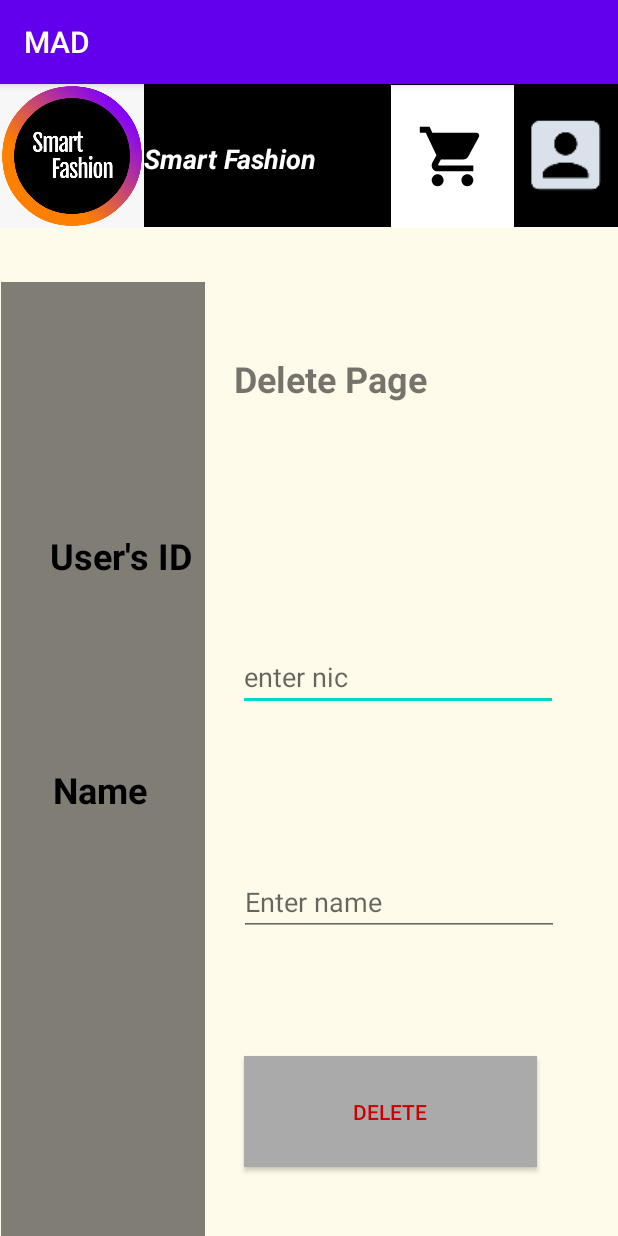
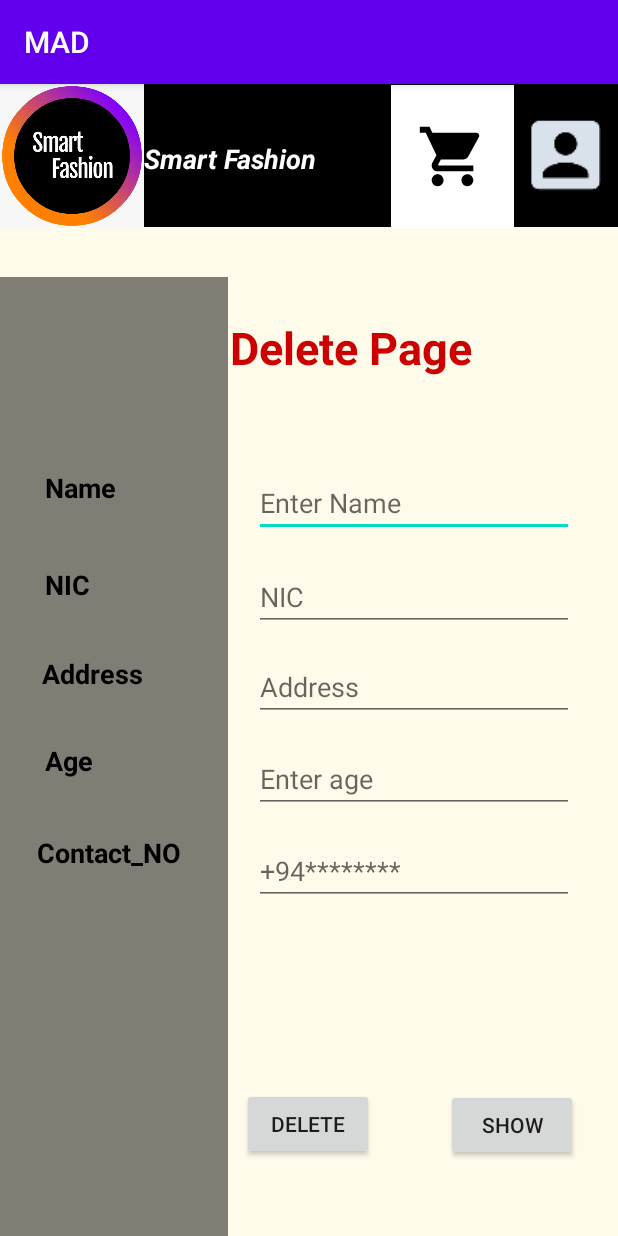
Before and after one commit to oshan-codelab/mad, an Android app: the osh_delete screen opened directly, with no data from a screen before it, on a phone screen of 412 x 824 dp. Run offline under Robolectric (Android 15) with nearby library versions, the phone set to English and light mode, and no system bars; our stand-ins replace Firebase (no records; nobody signed in at launch, a user with empty details on screens opened directly).

Commit message:
it19236438-delete part created

```diff
--- a/app/src/main/java/com/example/mad/osh_MainActivity.java
+++ b/app/src/main/java/com/example/mad/osh_MainActivity.java
@@ -68,7 +68,7 @@ public class osh_MainActivity extends AppCompatActivity {
                         DT.setCNo(Integer.parseInt(txtCNo.getText().toString().trim()));
 
                        // dbRef.push().setValue(DT);
-                       dbRef.child("dt1").setValue(DT);
+                       dbRef.child("dt2").setValue(DT);
                            // dbRef.setValue(DT);
                         Toast.makeText(getApplicationContext(), "Data saved success", Toast.LENGTH_SHORT).show();
                         clearControls();
--- a/app/src/main/java/com/example/mad/osh_Updatepart1.java
+++ b/app/src/main/java/com/example/mad/osh_Updatepart1.java
@@ -3,9 +3,7 @@ package com.example.mad;
 import androidx.annotation.NonNull;
 import androidx.appcompat.app.AppCompatActivity;
 
-import android.content.Intent;
 import android.os.Bundle;
-import android.text.TextUtils;
 import android.view.View;
 import android.widget.Button;
 import android.widget.EditText;
@@ -47,7 +45,7 @@ public class osh_Updatepart1 extends AppCompatActivity {
         txtCNo =findViewById(R.id.ucNO);
 
         udbtn=findViewById(R.id.udtbtn);
-        butShow=findViewById(R.id.butshow);
+        butShow=findViewById(R.id.butshoww);
 
 
         udbtn.setOnClickListener(new View.OnClickListener() {
@@ -103,7 +101,7 @@ public class osh_Updatepart1 extends AppCompatActivity {
         butShow.setOnClickListener(new View.OnClickListener() {
             @Override
             public void onClick(View view) {
-                dbRef = FirebaseDatabase.getInstance().getReference().child("Oshan").child("dt1");
+                dbRef = FirebaseDatabase.getInstance().getReference().child("Oshan").child("dt2");
                 dbRef.addListenerForSingleValueEvent(new ValueEventListener() {
                     @Override
                     public void onDataChange(@NonNull DataSnapshot dataSnapshot) {
--- a/app/src/main/java/com/example/mad/osh_delete.java
+++ b/app/src/main/java/com/example/mad/osh_delete.java
@@ -17,13 +17,16 @@ import com.google.firebase.database.ValueEventListener;
 
 public class osh_delete extends AppCompatActivity {
     EditText txtName,txtNic,txtAddress,txtAge,txtCNo;
-    Button butDelete;
+    Button butDelete,butShow;
     DatabaseReference dbRef;
     details DT;
 
     private void clearControls() {
         txtName.setText("");
         txtNic.setText("");
+        txtAddress.setText("");
+        txtAge.setText("");
+        txtCNo.setText("");
 
     }
 
@@ -33,27 +36,60 @@ public class osh_delete extends AppCompatActivity {
         setContentView(R.layout.osh_activity_delete);
 
 
-        txtName=findViewById(R.id.DNIC);
-        txtNic =findViewById(R.id.DName);
+        txtName=findViewById(R.id.delname);
+        txtNic =findViewById(R.id.DNic);
+        txtAddress =findViewById(R.id.deladdress);
+        txtAge =findViewById(R.id.delage);
+        txtCNo =findViewById(R.id.delcno);
 
-        butDelete=findViewById(R.id.Deletebtn);
+        butDelete=findViewById(R.id.dltbutton);
+        butShow=findViewById(R.id.butshoww);
 
         DT = new details();
 
         butDelete.setOnClickListener(new View.OnClickListener() {
             @Override
             public void onClick(View view) {
-                DatabaseReference updRef = FirebaseDatabase.getInstance().getReference().child("Oshan");
-                updRef.addListenerForSingleValueEvent(new ValueEventListener() {
-                    @Override
-                    public void onDataChange(@NonNull DataSnapshot dataSnapshot) {
-                        if (dataSnapshot.hasChild("dt1")) {
-                            dbRef = FirebaseDatabase.getInstance().getReference().child("Oshan").child("dt1");
+               // DatabaseReference updRef = FirebaseDatabase.getInstance().getReference().child("Oshan").child("dt2");
+               // updRef.addListenerForSingleValueEvent(new ValueEventListener() {
+                   // @Override
+                    //public void onDataChange(@NonNull DataSnapshot dataSnapshot) {
+                      //  if (dataSnapshot.hasChild("dt2")) {
+                            dbRef = FirebaseDatabase.getInstance().getReference().child("Oshan").child("dt2");
                             dbRef.removeValue();
                             clearControls();
                             Toast.makeText(getApplicationContext(), "Data Deleted Successfully", Toast.LENGTH_SHORT).show();
+                       // } else
+                           // Toast.makeText(getApplicationContext(), "No source to delete", Toast.LENGTH_SHORT).show();
+                    }
+
+                   // @Override
+                   // public void onCancelled(@NonNull DatabaseError databaseError) {
+
+                   // }
+
+                //});
+
+
+            //}
+        });
+
+        butShow.setOnClickListener(new View.OnClickListener() {
+            @Override
+            public void onClick(View view) {
+                dbRef = FirebaseDatabase.getInstance().getReference().child("Oshan").child("dt2");
+                dbRef.addListenerForSingleValueEvent(new ValueEventListener() {
+                    @Override
+                    public void onDataChange(@NonNull DataSnapshot dataSnapshot) {
+
+                        if (dataSnapshot.hasChildren()) {
+                            txtName.setText(dataSnapshot.child("name").getValue().toString());
+                            txtNic.setText(dataSnapshot.child("nic").getValue().toString());
+                            txtAddress.setText(dataSnapshot.child("eddress").getValue().toString());
+                            txtAge.setText(dataSnapshot.child("age").getValue().toString());
+                            txtCNo.setText(dataSnapshot.child("cno").getValue().toString());
                         } else
-                            Toast.makeText(getApplicationContext(), "No source to delete", Toast.LENGTH_SHORT).show();
+                            Toast.makeText(getApplicationContext(), "No Sourse to display", Toast.LENGTH_SHORT).show();
                     }
 
                     @Override
@@ -62,8 +98,6 @@ public class osh_delete extends AppCompatActivity {
                     }
 
                 });
-
-
             }
         });
 
--- a/app/src/main/res/layout/osh_activity_delete.xml
+++ b/app/src/main/res/layout/osh_activity_delete.xml
@@ -12,83 +12,68 @@
         android:id="@+id/textView18"
         android:layout_width="wrap_content"
         android:layout_height="wrap_content"
-        android:text="@string/uid"
+        android:text="@string/name"
         android:textColor="@android:color/widget_edittext_dark"
-        android:textSize="24sp"
+        android:textSize="18sp"
         android:textStyle="bold"
         app:layout_constraintBottom_toBottomOf="parent"
         app:layout_constraintEnd_toEndOf="parent"
-        app:layout_constraintHorizontal_bias="0.106"
+        app:layout_constraintHorizontal_bias="0.082"
         app:layout_constraintStart_toStartOf="parent"
         app:layout_constraintTop_toTopOf="parent"
-        app:layout_constraintVertical_bias="0.405" />
+        app:layout_constraintVertical_bias="0.345" />
 
     <TextView
         android:id="@+id/textView19"
         android:layout_width="wrap_content"
         android:layout_height="wrap_content"
-        android:text="@string/name"
+        android:text="@string/HNIC"
         android:textColor="@android:color/widget_edittext_dark"
-        android:textSize="24sp"
+        android:textSize="18sp"
         android:textStyle="bold"
         app:layout_constraintBottom_toBottomOf="parent"
         app:layout_constraintEnd_toEndOf="parent"
-        app:layout_constraintHorizontal_bias="0.101"
+        app:layout_constraintHorizontal_bias="0.078"
         app:layout_constraintStart_toStartOf="parent"
         app:layout_constraintTop_toTopOf="parent"
-        app:layout_constraintVertical_bias="0.617" />
+        app:layout_constraintVertical_bias="0.432" />
 
     <EditText
-        android:id="@+id/DNIC"
+        android:id="@+id/delname"
         android:layout_width="wrap_content"
         android:layout_height="wrap_content"
         android:ems="10"
-        android:hint="@string/Hnic"
+        android:hint="@string/HintName"
         android:inputType="textPersonName"
         app:layout_constraintBottom_toBottomOf="parent"
         app:layout_constraintEnd_toEndOf="parent"
-        app:layout_constraintHorizontal_bias="0.797"
+        app:layout_constraintHorizontal_bias="0.851"
         app:layout_constraintStart_toStartOf="parent"
         app:layout_constraintTop_toTopOf="parent"
-        app:layout_constraintVertical_bias="0.516" />
+        app:layout_constraintVertical_bias="0.355" />
 
     <EditText
-        android:id="@+id/DName"
+        android:id="@+id/DNic"
         android:layout_width="wrap_content"
         android:layout_height="wrap_content"
         android:ems="10"
-        android:hint="@string/Dname"
+        android:hint="@string/HNIC"
         android:inputType="textPersonName"
         app:layout_constraintBottom_toBottomOf="parent"
         app:layout_constraintEnd_toEndOf="parent"
-        app:layout_constraintHorizontal_bias="0.801"
+        app:layout_constraintHorizontal_bias="0.854"
         app:layout_constraintStart_toStartOf="parent"
         app:layout_constraintTop_toTopOf="parent"
-        app:layout_constraintVertical_bias="0.723" />
-
-    <Button
-        android:id="@+id/Deletebtn"
-        style="@style/Widget.AppCompat.Button"
-        android:layout_width="195dp"
-        android:layout_height="74dp"
-        android:background="@android:color/darker_gray"
-        android:text="@string/delete"
-        android:textColor="@android:color/holo_red_dark"
-        app:layout_constraintBottom_toBottomOf="parent"
-        app:layout_constraintEnd_toEndOf="parent"
-        app:layout_constraintHorizontal_bias="0.75"
-        app:layout_constraintStart_toStartOf="parent"
-        app:layout_constraintTop_toTopOf="parent"
-        app:layout_constraintVertical_bias="0.934" />
+        app:layout_constraintVertical_bias="0.442" />
 
     <Spinner
         android:id="@+id/spinner3"
-        android:layout_width="136dp"
-        android:layout_height="636dp"
+        android:layout_width="152dp"
+        android:layout_height="639dp"
         android:background="@android:drawable/screen_background_dark_transparent"
         app:layout_constraintBottom_toBottomOf="parent"
         app:layout_constraintEnd_toEndOf="parent"
-        app:layout_constraintHorizontal_bias="0.003"
+        app:layout_constraintHorizontal_bias="0.0"
         app:layout_constraintStart_toStartOf="parent"
         app:layout_constraintTop_toTopOf="parent"
         app:layout_constraintVertical_bias="1.0" />
@@ -162,13 +147,125 @@
         android:layout_width="wrap_content"
         android:layout_height="wrap_content"
         android:text="@string/Delete_page"
-        android:textSize="24sp"
+        android:textColor="@android:color/holo_red_dark"
+        android:textSize="30sp"
         android:textStyle="bold"
         app:layout_constraintBottom_toBottomOf="parent"
         app:layout_constraintEnd_toEndOf="parent"
-        app:layout_constraintHorizontal_bias="0.55"
+        app:layout_constraintHorizontal_bias="0.613"
         app:layout_constraintStart_toStartOf="parent"
         app:layout_constraintTop_toTopOf="parent"
-        app:layout_constraintVertical_bias="0.245" />
+        app:layout_constraintVertical_bias="0.214" />
+
+    <Button
+        android:id="@+id/butshoww"
+        android:layout_width="wrap_content"
+        android:layout_height="wrap_content"
+        android:text="Show"
+        app:layout_constraintBottom_toBottomOf="parent"
+        app:layout_constraintEnd_toEndOf="parent"
+        app:layout_constraintHorizontal_bias="0.918"
+        app:layout_constraintStart_toStartOf="parent"
+        app:layout_constraintTop_toTopOf="parent"
+        app:layout_constraintVertical_bias="0.931" />
+
+    <Button
+        android:id="@+id/dltbutton"
+        android:layout_width="wrap_content"
+        android:layout_height="wrap_content"
+        android:text="Delete"
+        app:layout_constraintBottom_toBottomOf="parent"
+        app:layout_constraintEnd_toEndOf="parent"
+        app:layout_constraintHorizontal_bias="0.498"
+        app:layout_constraintStart_toStartOf="parent"
+        app:layout_constraintTop_toTopOf="parent"
+        app:layout_constraintVertical_bias="0.93" />
+
+    <EditText
+        android:id="@+id/deladdress"
+        android:layout_width="wrap_content"
+        android:layout_height="wrap_content"
+        android:ems="10"
+        android:hint="@string/AD"
+        android:inputType="textPersonName"
+        app:layout_constraintBottom_toBottomOf="parent"
+        app:layout_constraintEnd_toEndOf="parent"
+        app:layout_constraintHorizontal_bias="0.854"
+        app:layout_constraintStart_toStartOf="parent"
+        app:layout_constraintTop_toTopOf="parent"
+        app:layout_constraintVertical_bias="0.525" />
+
+    <EditText
+        android:id="@+id/delage"
+        android:layout_width="wrap_content"
+        android:layout_height="wrap_content"
+        android:ems="10"
+        android:hint="@string/Hage"
+        android:inputType="textPersonName"
+        app:layout_constraintBottom_toBottomOf="parent"
+        app:layout_constraintEnd_toEndOf="parent"
+        app:layout_constraintHorizontal_bias="0.854"
+        app:layout_constraintStart_toStartOf="parent"
+        app:layout_constraintTop_toTopOf="parent"
+        app:layout_constraintVertical_bias="0.61" />
+
+    <EditText
+        android:id="@+id/delcno"
+        android:layout_width="wrap_content"
+        android:layout_height="wrap_content"
+        android:ems="10"
+        android:hint="@string/CNo"
+        android:inputType="textPersonName"
+        app:layout_constraintBottom_toBottomOf="parent"
+        app:layout_constraintEnd_toEndOf="parent"
+        app:layout_constraintHorizontal_bias="0.854"
+        app:layout_constraintStart_toStartOf="parent"
+        app:layout_constraintTop_toTopOf="parent"
+        app:layout_constraintVertical_bias="0.695" />
+
+    <TextView
+        android:id="@+id/textView34"
+        android:layout_width="wrap_content"
+        android:layout_height="wrap_content"
+        android:text="@string/AD"
+        android:textColor="@color/common_google_signin_btn_text_dark_focused"
+        android:textSize="18sp"
+        android:textStyle="bold"
+        app:layout_constraintBottom_toBottomOf="@+id/spinner3"
+        app:layout_constraintEnd_toEndOf="parent"
+        app:layout_constraintHorizontal_bias="0.081"
+        app:layout_constraintStart_toStartOf="parent"
+        app:layout_constraintTop_toTopOf="parent"
+        app:layout_constraintVertical_bias="0.512" />
+
+    <TextView
+        android:id="@+id/textView35"
+        android:layout_width="wrap_content"
+        android:layout_height="wrap_content"
+        android:text="@string/age_a"
+        android:textColor="@color/common_google_signin_btn_text_dark_focused"
+        android:textSize="18sp"
+        android:textStyle="bold"
+        app:layout_constraintBottom_toBottomOf="parent"
+        app:layout_constraintEnd_toEndOf="parent"
+        app:layout_constraintHorizontal_bias="0.079"
+        app:layout_constraintStart_toStartOf="parent"
+        app:layout_constraintTop_toTopOf="parent"
+        app:layout_constraintVertical_bias="0.59" />
+
+    <TextView
+        android:id="@+id/textView36"
+        android:layout_width="wrap_content"
+        android:layout_height="wrap_content"
+        android:text="@string/Contact_no"
+        android:textColor="@color/common_google_signin_btn_text_dark_focused"
+        android:textSize="18sp"
+        android:textStyle="bold"
+        app:layout_constraintBottom_toBottomOf="parent"
+        app:layout_constraintEnd_toEndOf="parent"
+        app:layout_constraintHorizontal_bias="0.079"
+        app:layout_constraintStart_toStartOf="parent"
+        app:layout_constraintTop_toTopOf="parent"
+        app:layout_constraintVertical_bias="0.673" />
 
 </androidx.constraintlayout.widget.ConstraintLayout>
--- a/app/src/main/res/layout/osh_activity_main.xml
+++ b/app/src/main/res/layout/osh_activity_main.xml
@@ -16,7 +16,7 @@
 
         android:onClick="Update"
         android:text="@string/update"
-        android:textColor="@color/common_google_signin_btn_text_dark_focused"
+        android:textColor="@android:color/holo_red_light"
         app:layout_constraintBottom_toBottomOf="parent"
         app:layout_constraintEnd_toEndOf="parent"
         app:layout_constraintHorizontal_bias="0.933"
@@ -32,7 +32,7 @@
 
         android:backgroundTint="@android:color/darker_gray"
         android:text="@string/reset"
-        android:textColor="@color/common_google_signin_btn_text_dark_focused"
+        android:textColor="@android:color/holo_red_light"
         android:textSize="14sp"
         app:layout_constraintBottom_toBottomOf="parent"
         app:layout_constraintEnd_toEndOf="parent"
@@ -49,6 +49,7 @@
         android:onClick="Delete"
 
         android:text="@string/delete"
+        android:textColor="@android:color/holo_red_light"
         app:layout_constraintBottom_toBottomOf="parent"
         app:layout_constraintEnd_toEndOf="parent"
         app:layout_constraintHorizontal_bias="0.905"
@@ -295,7 +296,7 @@
         android:id="@+id/textView28"
         android:layout_width="wrap_content"
         android:layout_height="wrap_content"
-        android:text="@string/Update_page"
+        android:text="Insert Page"
         android:textColor="@android:color/holo_red_dark"
         android:textSize="24sp"
         android:textStyle="bold"
--- a/app/src/main/res/layout/osh_activity_updatepart1.xml
+++ b/app/src/main/res/layout/osh_activity_updatepart1.xml
@@ -171,7 +171,7 @@
         app:layout_constraintVertical_bias="0.241" />
 
     <Button
-        android:id="@+id/butshow"
+        android:id="@+id/butshoww"
         android:layout_width="wrap_content"
         android:layout_height="wrap_content"
         android:backgroundTint="@android:color/holo_orange_light"
```
